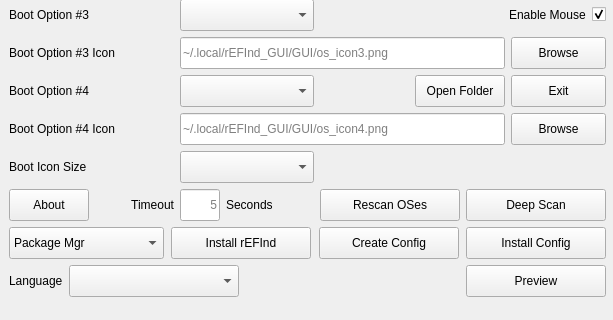
jlobue10/rEFInd_GUI, file GUI/src/mainwindow.ui: the form before one commit; both pictures show x 0 to 613 and y 238 to 558 of the 613 by 558 pixel window.
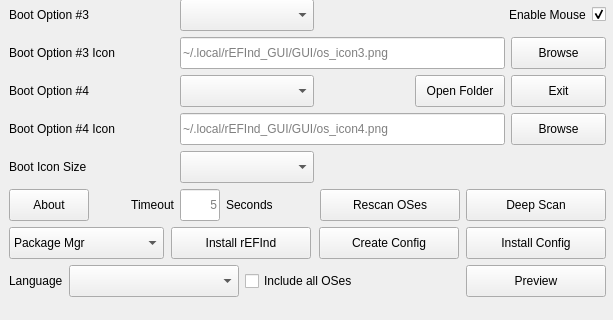
The form after the commit. Icons and pictures are not drawn.

Commit message: Create Config: optional extra stanzas for machines with more OSes than slots

What changed in the file:
```diff
--- a/GUI/src/mainwindow.ui
+++ b/GUI/src/mainwindow.ui
@@ -843,6 +843,16 @@
          </property>
         </widget>
        </item>
+       <item>
+        <widget class="QCheckBox" name="Extras_checkBox">
+         <property name="toolTip">
+          <string>Also write boot stanzas for detected bootloaders that are not in one of the four slots</string>
+         </property>
+         <property name="text">
+          <string>Include all OSes</string>
+         </property>
+        </widget>
+       </item>
        <item>
         <spacer name="bottomRowSpacer">
          <property name="orientation">
```
The commit also changes 23 other files.
